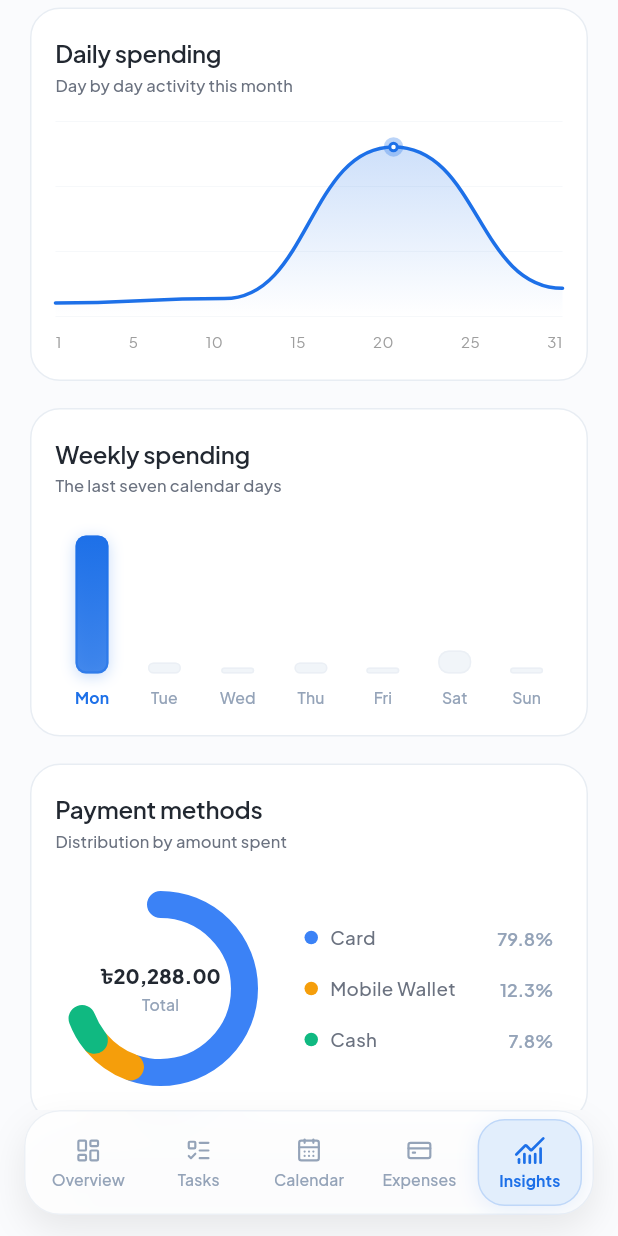
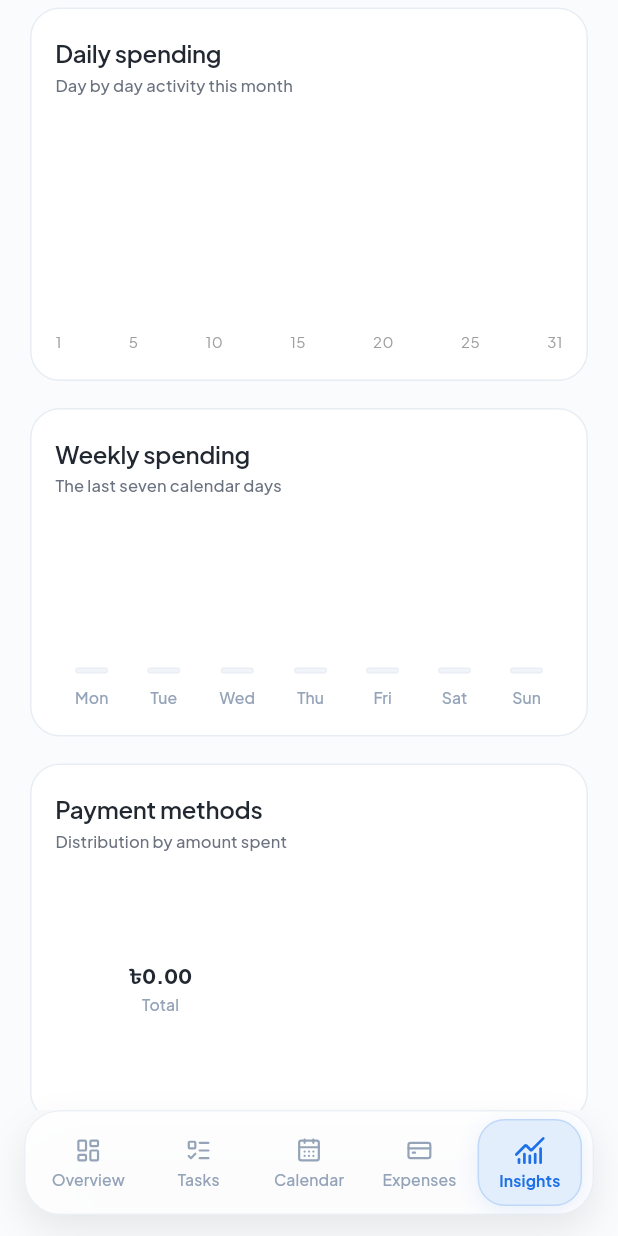
Before and after one commit to NavidZamanKhan/ZenFlow-Flutter, a Flutter app: the _DashboardShellBody screen opened directly, item 5 of the bottom bar chosen, scrolled down 576 dp, on a phone screen of 412 x 824 dp. Run offline on Flutter 3.47's test engine with Material 3 defaults, Android fonts, the phone set to English and light mode, and no system bars; our stand-ins replace dio, equatable, flutter_bloc, flutter_lucide, flutter_secure_storage, google_fonts and 1 more; accounts and stored records are empty; network calls fail.

Commit message:
fix(insights): eliminate double reload on cold launch by removing mock initial state and guarding chart animation triggers

```diff
--- a/lib/features/insights/bloc/insights_state.dart
+++ b/lib/features/insights/bloc/insights_state.dart
@@ -1,8 +1,5 @@
 import 'package:equatable/equatable.dart';
-import 'package:flutter/material.dart';
-import 'package:flutter_lucide/flutter_lucide.dart';
 
-import '../../../core/theme/app_colors.dart';
 import '../models/chart_segment.dart';
 import '../models/daily_spending_point.dart';
 import '../models/smart_trend_item.dart';
@@ -39,90 +36,17 @@ class InsightsState extends Equatable {
     this.status = InsightsStatus.initial,
   });
 
-  factory InsightsState.initial() => InsightsState(
-        totalSpending: 20288.0,
-        spentThisMonth: 20288.0,
-        dailyAverage: 654.45,
-        totalTransactions: 6,
-        categorySegments: const [
-          ChartSegment(
-            label: 'Bills',
-            amount: 16200.0,
-            percentage: 79.8,
-            color: AppColors.categoryBills,
-          ),
-          ChartSegment(
-            label: 'Shopping',
-            amount: 2500.0,
-            percentage: 12.3,
-            color: AppColors.categoryShopping,
-          ),
-          ChartSegment(
-            label: 'Subscription',
-            amount: 1588.0,
-            percentage: 7.8,
-            color: AppColors.categorySubscription,
-          ),
-        ],
-        paymentSegments: const [
-          ChartSegment(
-            label: 'Card',
-            amount: 16200.0,
-            percentage: 79.8,
-            color: Color(0xFF3B82F6),
-          ),
-          ChartSegment(
-            label: 'Mobile Wallet',
-            amount: 2500.0,
-            percentage: 12.3,
-            color: Color(0xFFF59E0B),
-          ),
-          ChartSegment(
-            label: 'Cash',
-            amount: 1588.0,
-            percentage: 7.8,
-            color: Color(0xFF10B981),
-          ),
-        ],
-        dailyPoints: const [
-          DailySpendingPoint(day: 5, amount: 1200),
-          DailySpendingPoint(day: 10, amount: 1588),
-          DailySpendingPoint(day: 15, amount: 15000),
-          DailySpendingPoint(day: 20, amount: 2500),
-        ],
-        weeklyAmounts: const [15000, 1200, 169, 1200, 219, 2500, 0],
-        smartAnalytics: const [
-          SmartTrendItem(
-            title: 'Budget Health',
-            value: '50.7%',
-            subtitle: 'of total monthly limit used.',
-            icon: LucideIcons.trending_down,
-            accentColor: AppColors.success,
-          ),
-          SmartTrendItem(
-            title: 'Top Category',
-            value: 'Bills',
-            subtitle: '79.8% of all transactions.',
-            icon: LucideIcons.circle_alert,
-            accentColor: AppColors.warning,
-          ),
-        ],
-        trendItems: const [
-          SmartTrendItem(
-            title: 'Preferred Payment',
-            value: 'Card',
-            subtitle: 'Primary payment method used.',
-            icon: LucideIcons.credit_card,
-            accentColor: AppColors.info,
-          ),
-          SmartTrendItem(
-            title: 'Savings Potential',
-            value: '৳19,712',
-            subtitle: 'Unspent budget this month.',
-            icon: LucideIcons.sparkles,
-            accentColor: Color(0xFF8B5CF6),
-          ),
-        ],
+  factory InsightsState.initial() => const InsightsState(
+        totalSpending: 0.0,
+        spentThisMonth: 0.0,
+        dailyAverage: 0.0,
+        totalTransactions: 0,
+        categorySegments: [],
+        paymentSegments: [],
+        dailyPoints: [],
+        weeklyAmounts: [0, 0, 0, 0, 0, 0, 0],
+        smartAnalytics: [],
+        trendItems: [],
         timeRange: InsightsTimeRange.thisMonth,
         status: InsightsStatus.initial,
       );
--- a/lib/features/insights/widgets/animated_donut_chart.dart
+++ b/lib/features/insights/widgets/animated_donut_chart.dart
@@ -45,13 +45,18 @@ class _AnimatedDonutChartState extends State<AnimatedDonutChart>
       parent: _controller,
       curve: Curves.easeOutCubic,
     );
-    _controller.forward();
+    if (widget.segments.isNotEmpty) {
+      _controller.forward();
+    }
   }
 
   @override
   void didUpdateWidget(covariant AnimatedDonutChart oldWidget) {
     super.didUpdateWidget(oldWidget);
-    if (!listEquals(oldWidget.segments, widget.segments)) {
+    if (oldWidget.segments.isEmpty && widget.segments.isNotEmpty) {
+      _controller.forward(from: 0.0);
+    } else if (widget.segments.isNotEmpty &&
+        !listEquals(oldWidget.segments, widget.segments)) {
       _controller.forward(from: 0.0);
     }
   }
--- a/lib/features/insights/widgets/daily_spending_chart.dart
+++ b/lib/features/insights/widgets/daily_spending_chart.dart
@@ -41,13 +41,18 @@ class _DailySpendingChartState extends State<DailySpendingChart>
       parent: _controller,
       curve: Curves.easeOutCubic,
     );
-    _controller.forward();
+    if (widget.points.isNotEmpty) {
+      _controller.forward();
+    }
   }
 
   @override
   void didUpdateWidget(covariant DailySpendingChart oldWidget) {
     super.didUpdateWidget(oldWidget);
-    if (!listEquals(oldWidget.points, widget.points)) {
+    if (oldWidget.points.isEmpty && widget.points.isNotEmpty) {
+      _controller.forward(from: 0.0);
+    } else if (widget.points.isNotEmpty &&
+        !listEquals(oldWidget.points, widget.points)) {
       _controller.forward(from: 0.0);
     }
   }
--- a/lib/features/insights/widgets/weekly_spending_chart.dart
+++ b/lib/features/insights/widgets/weekly_spending_chart.dart
@@ -42,13 +42,22 @@ class _WeeklySpendingChartState extends State<WeeklySpendingChart>
       parent: _controller,
       curve: Curves.easeOutCubic,
     );
-    _controller.forward();
+    final hasData = widget.weeklyAmounts.any((a) => a > 0);
+    if (hasData) {
+      _controller.forward();
+    }
   }
 
   @override
   void didUpdateWidget(covariant WeeklySpendingChart oldWidget) {
     super.didUpdateWidget(oldWidget);
-    if (!listEquals(oldWidget.weeklyAmounts, widget.weeklyAmounts)) {
+    final oldHasData = oldWidget.weeklyAmounts.any((a) => a > 0);
+    final newHasData = widget.weeklyAmounts.any((a) => a > 0);
+
+    if (!oldHasData && newHasData) {
+      _controller.forward(from: 0.0);
+    } else if (newHasData &&
+        !listEquals(oldWidget.weeklyAmounts, widget.weeklyAmounts)) {
       _controller.forward(from: 0.0);
     }
   }
```
